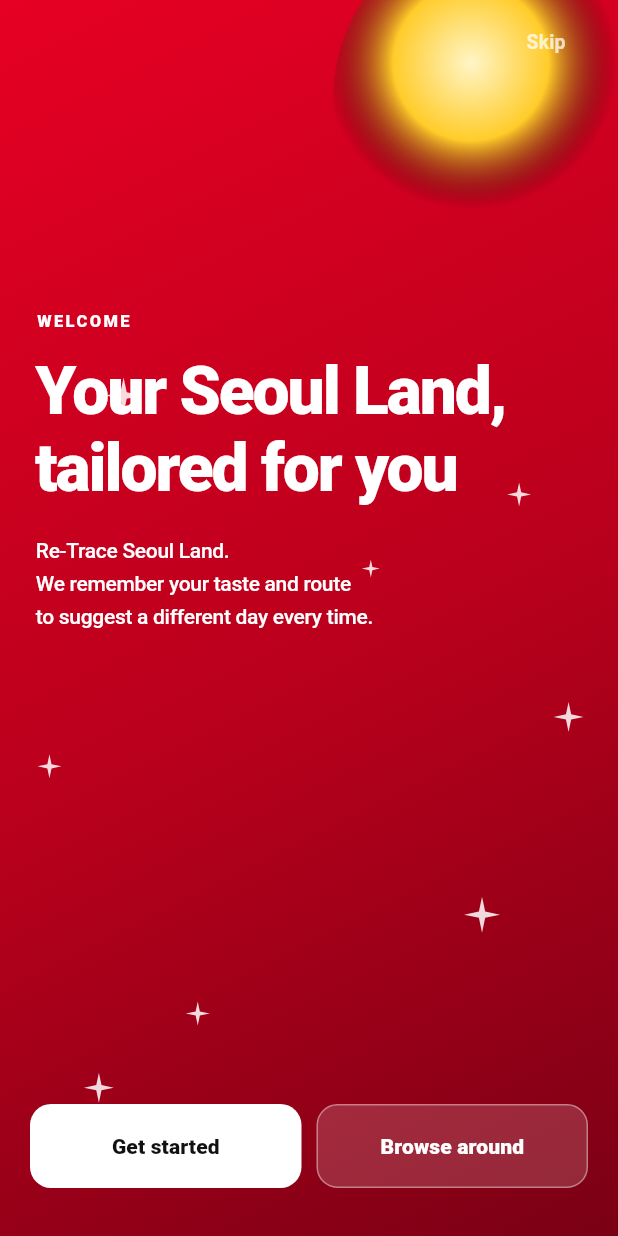
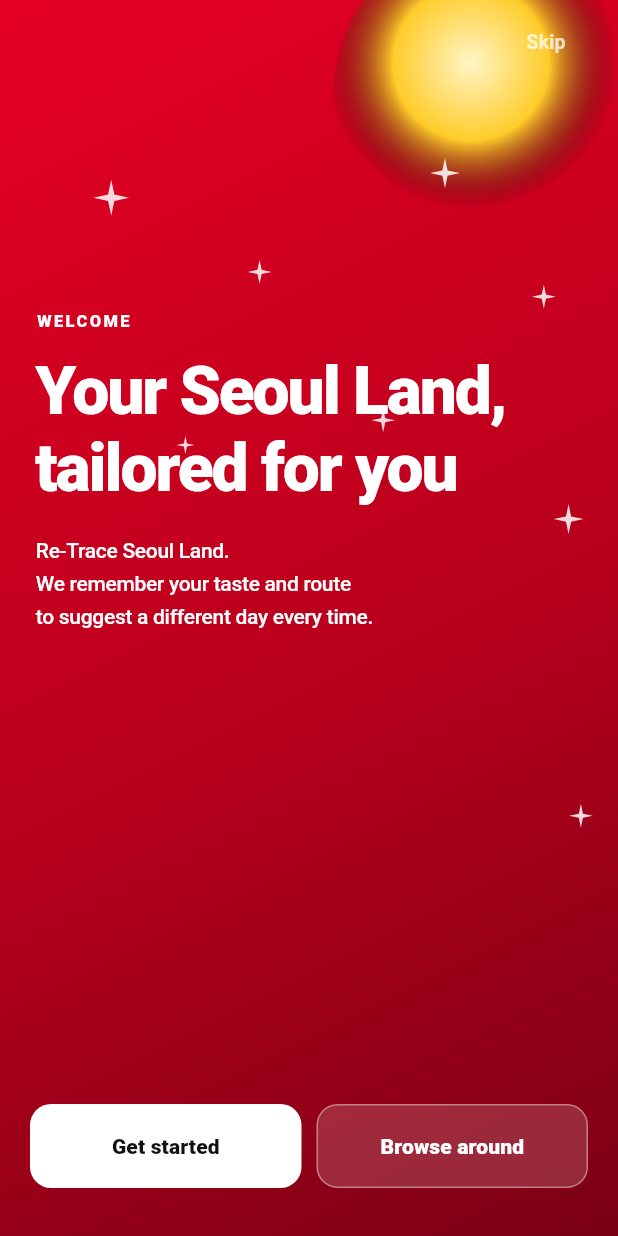
Before and after one commit to 202001381/retrace, a Flutter app: the screen it shows after launch, on a phone screen of 412 x 824 dp. Run offline on Flutter 3.47's test engine with Material 3 defaults, Android fonts, the phone set to English and light mode, and no system bars; our stand-ins replace cloud_firestore, firebase_core, firebase_messaging, flutter_map, geolocator, image_picker and 2 more; accounts and stored records are empty.

Commit message:
Welcome sparkles + onboarding result + spot sheet — i18n pass
- Welcome page (B1): move star field above text block to fix readability
  (sparkles no longer overlap "함께 만드는 나의 서울랜드" title).
- Onboarding result page: localize CTAs / pricing card / summary text via
  new _CourseKind enum + onboarding_summary_* + onboarding_result_* keys.
- SpotDetailSheet: localize category label, easter-egg badge, info-chip
  counts, wait/price card labels, photo tip title, walk ETA, navigate CTA.

```diff
--- a/lib/screens/onboarding_screen.dart
+++ b/lib/screens/onboarding_screen.dart
@@ -41,6 +41,8 @@ const int _kPages = 8;
 const int _kFirstSurveyPage = 4;
 const int _kLastSurveyPage = 6;
 const int _kDonePage = 7;
+
+enum _CourseKind { family, thrill, date, custom }
 
 // 데모용 — 오늘 할인 여부 / 할인율 (실제로는 백엔드 루나 프라이싱 응답).
 const bool _kHasDiscountToday = true;
@@ -117,35 +119,43 @@ class _OnboardingScreenState extends State<OnboardingScreen> {
   int _count(MemberCategory c) => _members[c] ?? 0;
 
   /// 우선순위: 가족 > 스릴 > 데이트 > 맞춤.
-  String _resultLabel() {
-    if (_count(MemberCategory.infant) > 0) return '가족 코스';
+  _CourseKind _resultKind() {
+    if (_count(MemberCategory.infant) > 0) return _CourseKind.family;
     if (_count(MemberCategory.teen) > 0 || _favoriteType == FavoriteType.thrill) {
-      return '스릴 코스';
+      return _CourseKind.thrill;
     }
     final adultsOnly = _count(MemberCategory.infant) == 0 &&
         _count(MemberCategory.child) == 0 &&
         _count(MemberCategory.teen) == 0 &&
         _count(MemberCategory.seniorMale) == 0 &&
         _count(MemberCategory.seniorFemale) == 0;
-    if (adultsOnly && _purpose == VisitPurpose.date) return '데이트 코스';
-    return '맞춤 코스';
+    if (adultsOnly && _purpose == VisitPurpose.date) return _CourseKind.date;
+    return _CourseKind.custom;
   }
 
-  /// 결과 화면 서브 텍스트.
-  String _summaryText() {
-    final label = _resultLabel();
+  /// 영구 저장용 안정 키 (영문). 추후 i18n-safe 분기에 사용.
+  String _resultLabel() => switch (_resultKind()) {
+        _CourseKind.family => 'family',
+        _CourseKind.thrill => 'thrill',
+        _CourseKind.date => 'date',
+        _CourseKind.custom => 'custom',
+      };
+
+  /// 결과 화면 서브 텍스트 — locale-aware.
+  String _summaryText(BuildContext context) {
+    final l = AppL10n.of(context)!;
     final total = _total;
-    switch (label) {
-      case '가족 코스':
+    switch (_resultKind()) {
+      case _CourseKind.family:
         final infant = _count(MemberCategory.infant);
-        if (infant > 0) return '유아 $infant명과 함께하는 가족 코스로 짰어요 🎠';
-        return '$total인 가족 코스로 짰어요 🎠';
-      case '스릴 코스':
-        return '스릴을 즐기는 $total인 코스로 짰어요 🎢';
-      case '데이트 코스':
-        return '둘만의 데이트 코스로 짰어요 💑';
-      default:
-        return '$total인 맞춤 코스로 짰어요 ✨';
+        if (infant > 0) return l.onboarding_summary_family_infant(infant);
+        return l.onboarding_summary_family(total);
+      case _CourseKind.thrill:
+        return l.onboarding_summary_thrill(total);
+      case _CourseKind.date:
+        return l.onboarding_summary_date;
+      case _CourseKind.custom:
+        return l.onboarding_summary_custom(total);
     }
   }
 
@@ -252,7 +262,7 @@ class _OnboardingScreenState extends State<OnboardingScreen> {
               onNext: _purpose != null ? () => _goTo(7) : null,
             ),
             _ResultPage(
-              summaryText: _summaryText(),
+              summaryText: _summaryText(context),
               hasDiscount: _kHasDiscountToday,
               discountPct: _kDiscountPct,
               onSeeRoute: () => _finish(OnboardingExit.mapTab),
@@ -389,15 +399,16 @@ class _StarField extends StatelessWidget {
 }
 
 class _StarFieldPainter extends CustomPainter {
+  // 텍스트 블록(y 0.50~0.82, x 0.05~0.72)을 피해서 상단 밴드 + 우측 마진에 배치.
   static const _stars = [
-    [0.20, 0.32, 6.0],
-    [0.84, 0.40, 4.0],
-    [0.92, 0.58, 5.0],
-    [0.08, 0.62, 4.0],
-    [0.78, 0.74, 6.0],
-    [0.32, 0.82, 4.0],
-    [0.16, 0.88, 5.0],
-    [0.60, 0.46, 3.0],
+    [0.18, 0.16, 6.0],
+    [0.42, 0.22, 4.0],
+    [0.72, 0.14, 5.0],
+    [0.88, 0.24, 4.0],
+    [0.30, 0.36, 3.0],
+    [0.62, 0.34, 4.0],
+    [0.92, 0.42, 5.0],
+    [0.94, 0.66, 4.0],
   ];
 
   @override
@@ -752,9 +763,9 @@ class _ResultPage extends StatelessWidget {
                             shape: RoundedRectangleBorder(
                                 borderRadius: BorderRadius.circular(99)),
                           ),
-                          child: const Text(
-                            '🗺️  오늘의 동선 보러가기',
-                            style: TextStyle(
+                          child: Text(
+                            AppL10n.of(context)!.onboarding_result_see_route,
+                            style: const TextStyle(
                                 fontSize: 15, fontWeight: FontWeight.w900),
                           ),
                         ),
@@ -774,9 +785,9 @@ class _ResultPage extends StatelessWidget {
                               shape: RoundedRectangleBorder(
                                   borderRadius: BorderRadius.circular(99)),
                             ),
-                            child: const Text(
-                              '💰  할인 티켓 먼저 받기',
-                              style: TextStyle(
+                            child: Text(
+                              AppL10n.of(context)!.onboarding_result_get_ticket,
+                              style: const TextStyle(
                                   fontSize: 14, fontWeight: FontWeight.w800),
                             ),
                           ),
@@ -813,13 +824,13 @@ class _PricingCard extends StatelessWidget {
               crossAxisAlignment: CrossAxisAlignment.start,
               mainAxisSize: MainAxisSize.min,
               children: [
-                const Text('💰 루나 프라이싱',
-                    style: TextStyle(color: _kAccent, fontSize: 14, fontWeight: FontWeight.w900)),
+                Text(AppL10n.of(context)!.onboarding_pricing_short,
+                    style: const TextStyle(color: _kAccent, fontSize: 14, fontWeight: FontWeight.w900)),
                 const SizedBox(height: 8),
-                const Text('오늘 한산한 날이에요',
-                    style: TextStyle(color: _kText, fontSize: 18, fontWeight: FontWeight.w900)),
+                Text(AppL10n.of(context)!.home_today_chill_day,
+                    style: const TextStyle(color: _kText, fontSize: 18, fontWeight: FontWeight.w900)),
                 const SizedBox(height: 4),
-                Text('지금 입장하면 정가 대비 $discountPct% 할인',
+                Text(AppL10n.of(context)!.onboarding_pricing_now_off(discountPct),
                     style: const TextStyle(color: _kMuted, fontSize: 14)),
               ],
             ),
```
Also changed, not shown: lib/l10n/app_en.arb (+21 -0 lines), lib/l10n/app_ko.arb (+21 -0 lines), lib/widgets/spot_detail_sheet.dart (+25 -21 lines), lib/l10n/generated/app_localizations.dart, lib/l10n/generated/app_localizations_en.dart, lib/l10n/generated/app_localizations_ko.dart.
